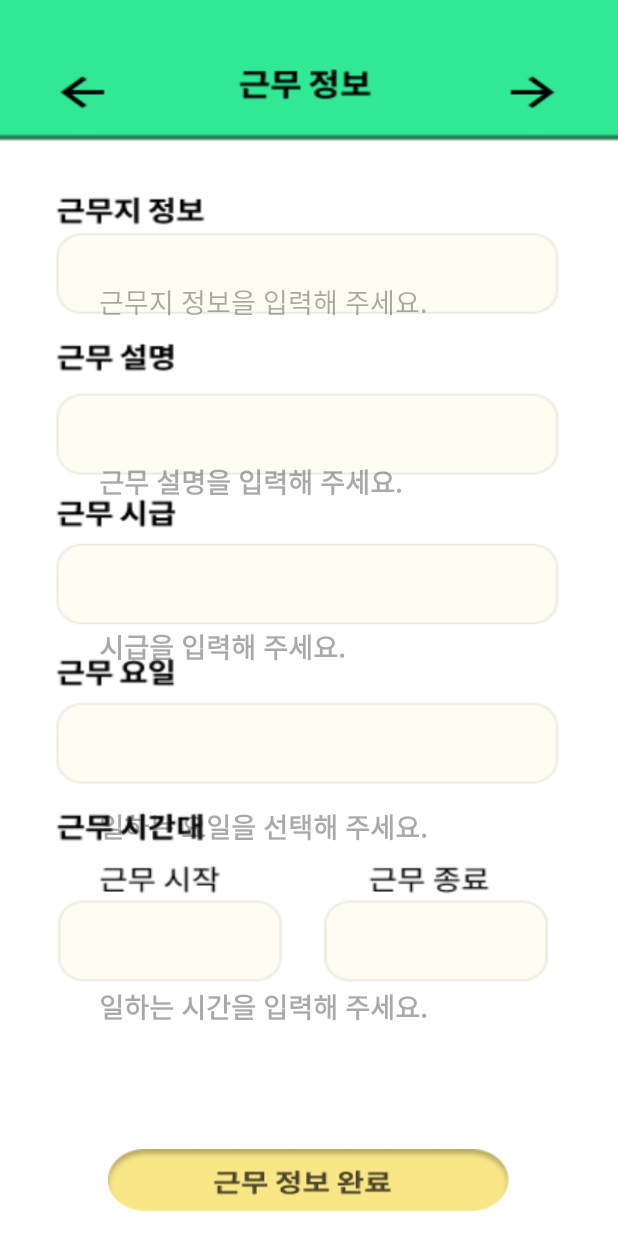
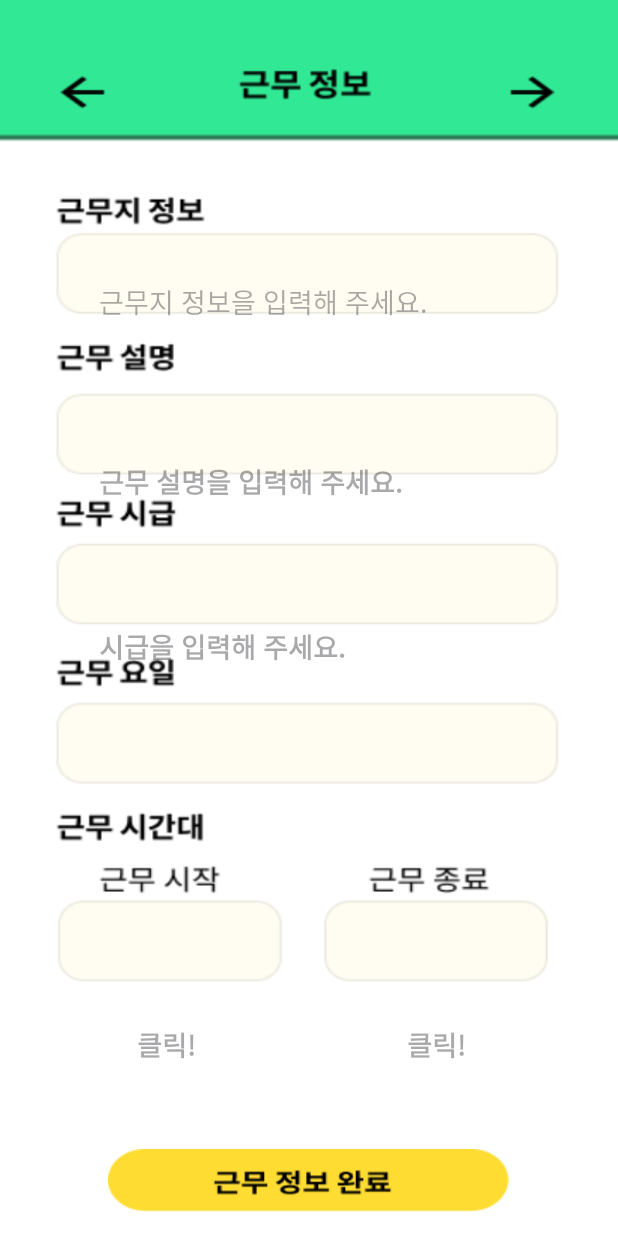
Before and after one commit to jyty0807/Time_to_pay, an Android app: the InfoInput screen opened directly, with no data from a screen before it, after a tap on an icon or button, on a phone screen of 412 x 824 dp. Run offline under Robolectric (Android 15) with nearby library versions, the phone set to English and light mode, and no system bars.

Commit message:
info input 액티비티 수정했고 work 관련 코드들 삭제하였습니다.

```diff
--- a/app/build.gradle.kts
+++ b/app/build.gradle.kts
@@ -9,7 +9,7 @@ android {
 
     defaultConfig {
         applicationId = "com.cookandroid.timetopay"
-        minSdk = 29
+        minSdk = 31
         targetSdk = 34
         versionCode = 1
         versionName = "1.0"
--- a/app/src/main/java/com/cookandroid/timetopay/InfoInput.kt
+++ b/app/src/main/java/com/cookandroid/timetopay/InfoInput.kt
@@ -1,5 +1,9 @@
 package com.cookandroid.timetopay
 
+import android.annotation.SuppressLint
+import android.app.DatePickerDialog
+import android.app.TimePickerDialog
+import android.content.Context
 import android.content.Intent
 import android.os.Build
 import android.os.Bundle
@@ -7,23 +11,36 @@ import android.os.Handler
 import android.view.View
 import android.view.WindowInsets
 import android.view.WindowInsetsController
-import android.widget.ArrayAdapter
-import android.widget.MultiAutoCompleteTextView
+import android.view.inputmethod.InputMethodManager
 import android.widget.Button
 import android.widget.EditText
+import android.widget.TextView
+import android.widget.TimePicker
 import androidx.appcompat.app.AppCompatActivity
+import java.text.SimpleDateFormat
+import java.util.Calendar
+import java.util.Date
+import java.util.Locale
 
 class InfoInput : AppCompatActivity() {
 
     private lateinit var locationEditText: EditText
     private lateinit var opExplanationEditText: EditText
     private lateinit var opHourlyRateEditText: EditText
-    private lateinit var opWeekTextView: MultiAutoCompleteTextView
-    private lateinit var opTimeEditText: EditText
     private lateinit var doneButton: Button
-    private lateinit var inextButton: Button
-    private lateinit var ipreButton: Button
+    private lateinit var opStartTimeEditText: EditText
+    private lateinit var opEndTimeEditText: EditText
+    private lateinit var buttonPickDates: Button
+    private lateinit var textViewResult: TextView
 
+    private val overtimeRate = 1.5
+    private val nightShiftRate = 1.5
+    private val simultaneousRate = 2.0
+    private val weeklyWorkHoursThreshold = 15 // 주휴 수당을 받기 위한 주간 근무 시간 기준
+
+    private val selectedDays = mutableSetOf<String>()
+
+    @SuppressLint("MissingInflatedId")
     override fun onCreate(savedInstanceState: Bundle?) {
         super.onCreate(savedInstanceState)
         setContentView(R.layout.info_input)
@@ -31,9 +48,9 @@ class InfoInput : AppCompatActivity() {
         if (Build.VERSION.SDK_INT >= Build.VERSION_CODES.R) {
             window.setDecorFitsSystemWindows(false)
             window.insetsController?.hide(WindowInsets.Type.systemBars() or WindowInsets.Type.navigationBars())
-            window.insetsController?.systemBarsBehavior = WindowInsetsController.BEHAVIOR_SHOW_TRANSIENT_BARS_BY_SWIPE
-        }
-        else {
+            window.insetsController?.systemBarsBehavior =
+                WindowInsetsController.BEHAVIOR_SHOW_TRANSIENT_BARS_BY_SWIPE
+        } else {
             window.decorView.systemUiVisibility =
                 (View.SYSTEM_UI_FLAG_IMMERSIVE_STICKY or
                         View.SYSTEM_UI_FLAG_FULLSCREEN or
@@ -43,68 +60,104 @@ class InfoInput : AppCompatActivity() {
                         View.SYSTEM_UI_FLAG_LAYOUT_HIDE_NAVIGATION)
         }
 
+        locationEditText = findViewById(R.id.locationEditText)
+        opExplanationEditText = findViewById(R.id.opExplanationEditText)
+        opHourlyRateEditText = findViewById(R.id.opHourlyRateEditText)
         doneButton = findViewById(R.id.doneButton)
+        opStartTimeEditText = findViewById(R.id.opStartTimeEditText)
+        opEndTimeEditText = findViewById(R.id.opEndTimeEditText)
+        buttonPickDates = findViewById(R.id.buttonPickDates)
+        textViewResult = findViewById(R.id.textViewResult)
+
+        opStartTimeEditText.setOnClickListener {
+            showTimePicker(opStartTimeEditText)
+        }
+
+        opEndTimeEditText.setOnClickListener {
+            showTimePicker(opEndTimeEditText)
+        }
+
+        buttonPickDates.setOnClickListener {
+            showDaysDialog()
+        }
 
         doneButton.setOnClickListener {
-            doneButton.setBackgroundResource(R.drawable.pressed_done_button)
-
-            val locationEditText: EditText = findViewById(R.id.locationEditText)
-            val opExplanationEditText: EditText = findViewById(R.id.opExplanationEditText)
-            val opHourlyRateEditText: EditText = findViewById(R.id.opHourlyRateEditText)
-            val opWeekTextView: MultiAutoCompleteTextView = findViewById(R.id.opWeekTextView)
-            val opTimeEditText: EditText = findViewById(R.id.opTimeEditText)
-
-            val daysOfWeek = arrayOf("월요일", "화요일", "수요일", "목요일", "금요일", "토요일", "일요일")
-
-            val adapter =
-                ArrayAdapter(this, android.R.layout.simple_dropdown_item_1line, daysOfWeek)
-            opWeekTextView.setAdapter(adapter)
-
-
-            // 구분자 설정
-
-            val doneButton: Button = findViewById(R.id.doneButton)
-            doneButton.setOnClickListener {
-                // 사용자 입력 가져오기
             val location = locationEditText.text.toString()
             val opExplanation = opExplanationEditText.text.toString()
             val opHourlyRate = opHourlyRateEditText.text.toString()
-                val opWeek = opWeekTextView.text.toString()
-                val opTime = opTimeEditText.text.toString()
 
-                // 입력이 비어있는지 확인
-                if (location.isEmpty() || opExplanation.isEmpty() || opHourlyRate.isEmpty() || opWeek.isEmpty() || opTime.isEmpty()) {
+            if (location.isEmpty() || opExplanation.isEmpty() || opHourlyRate.isEmpty()) {
                 // 사용자에게 모든 입력을 완료하라는 메시지 표시
                 // 예: Toast.makeText(this, "모든 입력란을 완료해주세요.", Toast.LENGTH_SHORT).show()
             } else {
-                    // 모든 입력이 완료되었으면 다음 액티비티로 이동
                 val intent = Intent(this, WishList::class.java)
                 intent.putExtra("location", location)
                 intent.putExtra("opExplanation", opExplanation)
                 intent.putExtra("opHourlyRate", opHourlyRate)
-                    intent.putExtra("opWeek", opWeek)
-                    intent.putExtra("opTime", opTime)
                 Handler().postDelayed({
                     startActivity(intent)
                 }, 200)
-
             }
-            } // nextt_button과 setOnClickListener가 wishlistButton의 블록 바깥에 위치하도록 변경
-            inextButton = findViewById(R.id.i_nextbutton)
-            inextButton.setOnClickListener {
-                // 다음으로 이동할 액티비티의 클래스를 명시
-                val intent = Intent(this, WishList::class.java)
-                startActivity(intent)
-            }
-
-            // wpreviousButton과 setOnClickListener가 wishlistButton의 블록 바깥에 위치하도록 변경
-            ipreButton = findViewById(R.id.w_Pre_button)
-            ipreButton.setOnClickListener {
-                // 이전으로 이동할 액티비티의 클래스를 명시
-                val intent = Intent(this, MainActivity::class.java)
-                startActivity(intent)
         }
     }
 
+    private fun showTimePicker(editText: EditText) {
+        val currentTime = Calendar.getInstance()
+        val hour = currentTime.get(Calendar.HOUR_OF_DAY)
+        val minute = currentTime.get(Calendar.MINUTE)
+
+        val timePickerDialog = TimePickerDialog(
+            this,
+            { _, selectedHour, selectedMinute ->
+                val sdf = SimpleDateFormat("HH:mm", Locale.getDefault())
+                val selectedTime = sdf.parse("$selectedHour:$selectedMinute")
+                editText.setText(sdf.format(selectedTime))
+
+                // 시간 선택 후 키보드를 숨김
+                hideKeyboard(editText)
+            },
+            hour,
+            minute,
+            true
+        )
+
+        timePickerDialog.show()
+    }
+
+    private fun hideKeyboard(view: View) {
+        val imm = getSystemService(Context.INPUT_METHOD_SERVICE) as InputMethodManager
+        imm.hideSoftInputFromWindow(view.windowToken, 0)
+    }
+
+    private fun showDaysDialog() {
+        val daysOfWeek = arrayOf("월요일", "화요일", "수요일", "목요일", "금요일", "토요일", "일요일")
+
+        androidx.appcompat.app.AlertDialog.Builder(this)
+            .setTitle("요일 선택")
+            .setMultiChoiceItems(daysOfWeek, null) { _, which, isChecked ->
+                if (isChecked) {
+                    selectedDays.add(daysOfWeek[which])
+                } else {
+                    selectedDays.remove(daysOfWeek[which])
                 }
             }
+            .setPositiveButton("확인") { dialog, _ ->
+                dialog.dismiss()
+                handleSelectedDays()
+            }
+            .setNegativeButton("취소") { dialog, _ ->
+                dialog.dismiss()
+            }
+            .create()
+            .show()
+    }
+
+    private fun handleSelectedDays() {
+        val selectedDaysString = selectedDays.joinToString(", ")
+        textViewResult.text = "선택된 요일: $selectedDaysString"
+    }
+
+    private fun calculatePayment() {
+        // 여기에 계산 로직을 추가하면 됩니다.
+    }
+}
--- a/app/src/main/res/layout/info_input.xml
+++ b/app/src/main/res/layout/info_input.xml
@@ -39,28 +39,39 @@
         android:layout_marginTop="390dp"
         android:hint="시급을 입력해 주세요."
         android:textStyle="bold"
+        android:inputType="numberDecimal"
         android:background="@android:color/transparent" />
 
-    <MultiAutoCompleteTextView
-        android:id="@+id/opWeekTextView"
+    <Button
+        android:id="@+id/buttonPickDates"
         android:layout_width="280dp"
         android:layout_height="50dp"
+        android:layout_marginTop="510dp"
         android:layout_centerHorizontal="true"
-        android:layout_marginTop="510dp"
-        android:hint="일하는 요일을 선택해 주세요."
-        android:textStyle="bold"
-        android:background="@android:color/transparent"
-        android:completionThreshold="1" />
+        android:background="@android:color/transparent" />
+
 
     <EditText
-        android:id="@+id/opTimeEditText"
-        android:layout_width="280dp"
+        android:id="@+id/opStartTimeEditText"
+        android:layout_width="130dp"
         android:layout_height="50dp"
-        android:layout_centerHorizontal="true"
-        android:layout_marginTop="630dp"
-        android:hint="일하는 시간을 입력해 주세요."
-        android:textStyle="bold"
-        android:background="@android:color/transparent" />
+        android:layout_marginTop="655dp"
+        android:layout_marginLeft="30dp"
+        android:gravity="center"
+        android:background="@android:color/transparent"
+        android:hint="클릭!"
+        android:textStyle="bold" />
+
+    <EditText
+        android:id="@+id/opEndTimeEditText"
+        android:layout_width="130dp"
+        android:layout_height="50dp"
+        android:layout_marginTop="655dp"
+        android:layout_marginLeft="210dp"
+        android:gravity="center"
+        android:background="@android:color/transparent"
+        android:hint="클릭!"
+        android:textStyle="bold" />
 
     <android.widget.Button
         android:id="@+id/doneButton"
@@ -87,4 +98,12 @@
         android:layout_marginLeft="0dp"
         android:background="@drawable/previousbutton" />
 
+    <TextView
+        android:id="@+id/textViewResult"
+        android:layout_width="280dp"
+        android:layout_height="50dp"
+        android:layout_marginTop="510dp"
+        android:layout_centerHorizontal="true" />
+
+
 </RelativeLayout>
```
Also changed, not shown: app/src/main/java/com/cookandroid/timetopay/MainActivity.kt (+9 -19 lines), app/src/main/java/com/cookandroid/timetopay/Work.kt (deleted, +0 -158 lines), app/src/main/res/layout/activity_main.xml (+0 -8 lines), app/src/main/res/layout/worktime.xml (deleted, +0 -66 lines). Lines whose indentation alone changed are shown as unchanged.
